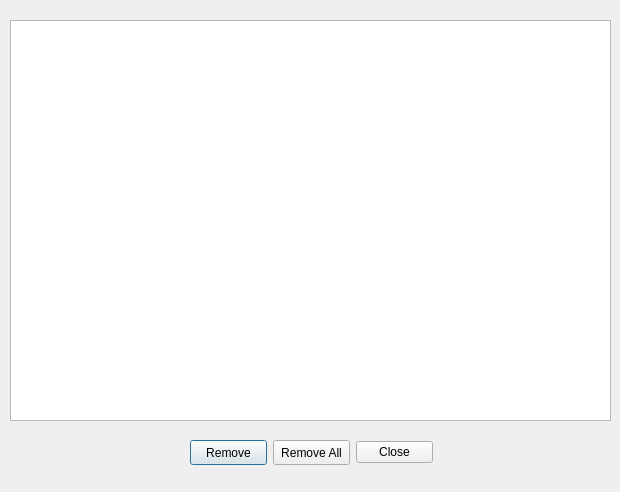
This is src/historydialog.ui in IDB-15-15/interface as Qt 5 draws it before an edit. The edited form follows.
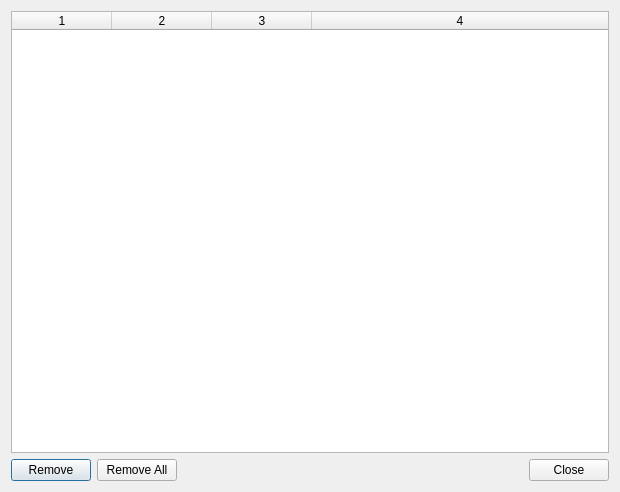
This is the edited form.

Commit message: Пофиксил баги,добавил сортировку по дате добавления в историю.Улучшил дизайн форм,добавил удаление помеченных элементов (Remove). Заполнение истории при вводе из адресной строки.

```diff
--- a/src/historydialog.ui
+++ b/src/historydialog.ui
@@ -19,20 +19,17 @@
   <property name="modal">
    <bool>true</bool>
   </property>
+  <layout class="QVBoxLayout" name="verticalLayout">
+   <item>
   <widget class="QTreeWidget" name="tree">
-   <property name="geometry">
-    <rect>
-     <x>10</x>
-     <y>20</y>
-     <width>601</width>
-     <height>401</height>
-    </rect>
+     <property name="expandsOnDoubleClick">
+      <bool>false</bool>
    </property>
    <property name="columnCount">
-    <number>3</number>
+      <number>4</number>
    </property>
    <attribute name="headerVisible">
-    <bool>false</bool>
+      <bool>true</bool>
    </attribute>
    <attribute name="headerDefaultSectionSize">
     <number>100</number>
@@ -42,70 +39,64 @@
    </attribute>
    <column>
     <property name="text">
-     <string>Столбец 1</string>
-    </property>
+       <string notr="true">1</string>
+      </property>
+      <property name="textAlignment">
+       <set>AlignCenter</set>
+      </property>
    </column>
    <column>
     <property name="text">
-     <string>Дата</string>
-    </property>
+       <string notr="true">2</string>
+      </property>
+      <property name="textAlignment">
+       <set>AlignCenter</set>
+      </property>
    </column>
    <column>
     <property name="text">
-     <string>Столбец 2</string>
-    </property>
-   </column>
-  </widget>
-  <widget class="QWidget" name="layoutWidget">
-   <property name="geometry">
-    <rect>
-     <x>190</x>
-     <y>440</y>
-     <width>245</width>
-     <height>27</height>
-    </rect>
-   </property>
-   <layout class="QHBoxLayout" name="horizontalLayout"/>
-  </widget>
+       <string notr="true">3</string>
+      </property>
+      <property name="textAlignment">
+       <set>AlignCenter</set>
+      </property>
+     </column>
+     <column>
+      <property name="text">
+       <string notr="true">4</string>
+      </property>
+      <property name="textAlignment">
+       <set>AlignCenter</set>
+      </property>
+     </column>
+    </widget>
+   </item>
+   <item>
+    <layout class="QHBoxLayout" name="horizontalLayout">
+     <item>
   <widget class="QPushButton" name="btnRemove">
-   <property name="geometry">
-    <rect>
-     <x>190</x>
-     <y>440</y>
-     <width>77</width>
-     <height>25</height>
-    </rect>
-   </property>
    <property name="text">
     <string>Remove</string>
    </property>
   </widget>
+     </item>
+     <item>
   <widget class="QPushButton" name="btnRemoveAll">
-   <property name="geometry">
-    <rect>
-     <x>273</x>
-     <y>440</y>
-     <width>77</width>
-     <height>25</height>
-    </rect>
-   </property>
    <property name="text">
     <string>Remove All</string>
    </property>
   </widget>
+     </item>
+     <item>
   <widget class="QDialogButtonBox" name="buttonBox">
-   <property name="geometry">
-    <rect>
-     <x>356</x>
-     <y>440</y>
-     <width>77</width>
-     <height>25</height>
-    </rect>
-   </property>
    <property name="standardButtons">
     <set>QDialogButtonBox::Close</set>
    </property>
   </widget>
+     </item>
+    </layout>
+   </item>
+  </layout>
  </widget>
  <tabstops>
   <tabstop>tree</tabstop>
```
Lines whose indentation alone changed are shown as unchanged. The commit also changes 7 other files.
